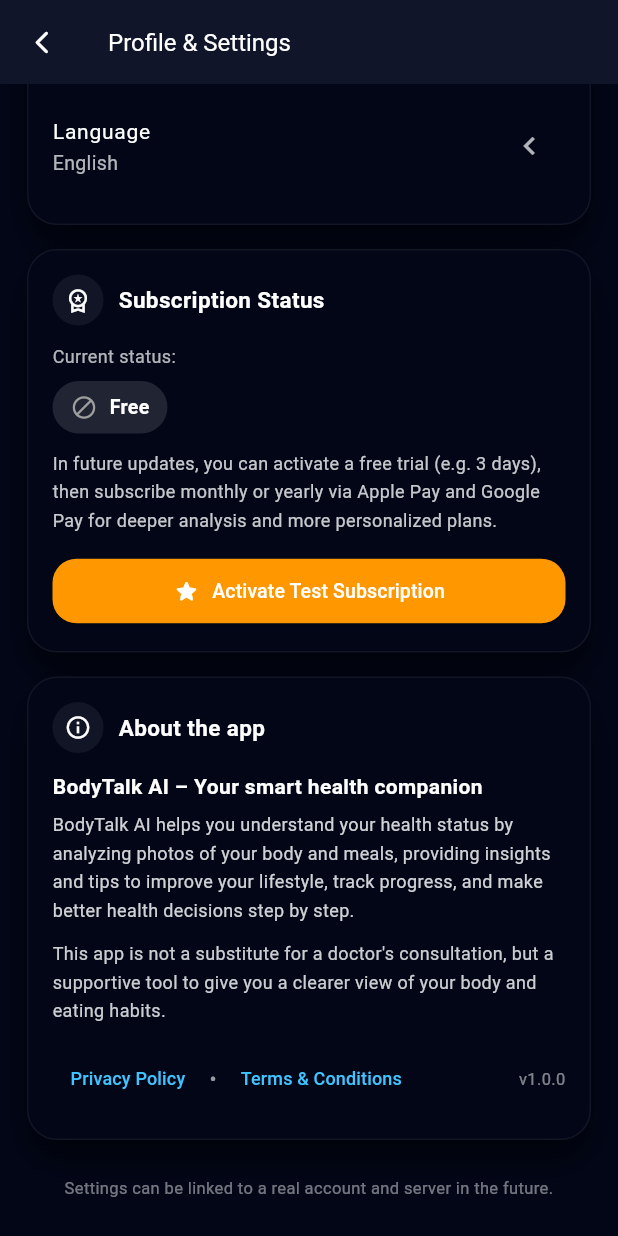
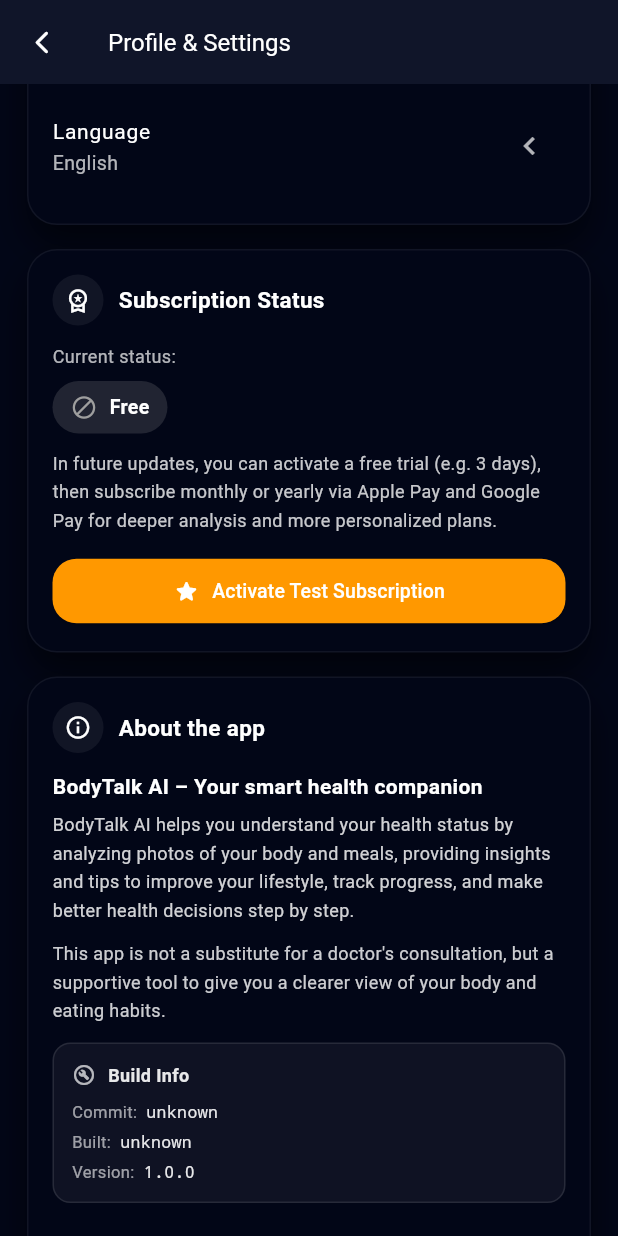
Before and after one commit to abbasmohamed999/bodytalk_server, a Flutter app: the ProfilePage screen opened directly, scrolled down 1307 dp, on a phone screen of 412 x 824 dp. Run offline on Flutter 3.47's test engine with Material 3 defaults, Android fonts, the phone set to English and light mode, and no system bars; drawn by our look-alikes of flutter_animate; our stand-ins replace flutter_secure_storage, google_fonts, google_sign_in, image_picker, local_auth, shared_preferences and 1 more; missing offline and left inert: google_mlkit_pose_detection; accounts and stored records are empty; network calls fail; Roboto replaces fonts that are missing (Tajawal).

Commit message:
Add Build Info section with git commit, build time, app version

```diff
--- /dev/null
+++ b/lib/build_info.dart
@@ -0,0 +1,15 @@
+// lib/build_info.dart
+// This file is auto-generated before each build. DO NOT EDIT manually.
+
+class BuildInfo {
+  static const String gitCommit = String.fromEnvironment('GIT_COMMIT', defaultValue: 'unknown');
+  static const String buildTime = String.fromEnvironment('BUILD_TIME', defaultValue: 'unknown');
+  static const String appVersion = String.fromEnvironment('APP_VERSION', defaultValue: '1.0.0');
+
+  /// Get formatted build info string
+  static String get summary => '''
+Commit: $gitCommit
+Built: $buildTime
+Version: $appVersion
+''';
+}
--- a/lib/pages/profile_page.dart
+++ b/lib/pages/profile_page.dart
@@ -7,6 +7,7 @@
 import 'package:bodytalk_app/services/api_service.dart';
 import 'package:bodytalk_app/services/face_auth_service.dart';
 import 'package:bodytalk_app/main.dart';
+import 'package:bodytalk_app/build_info.dart';
 
 class ProfilePage extends StatefulWidget {
   static const routeName = '/profile';
@@ -813,6 +814,32 @@
           child,
         ],
       ),
+    );
+  }
+
+  Widget _buildInfoRow(String label, String value) {
+    return Row(
+      children: [
+        Text(
+          label,
+          style: TextStyle(
+            color: Colors.white.withValues(alpha: 0.6),
+            fontSize: 11,
+          ),
+        ),
+        const SizedBox(width: 6),
+        Expanded(
+          child: Text(
+            value,
+            style: TextStyle(
+              color: Colors.white.withValues(alpha: 0.9),
+              fontSize: 11,
+              fontFamily: 'monospace',
+            ),
+            overflow: TextOverflow.ellipsis,
+          ),
+        ),
+      ],
     );
   }
 
@@ -1735,6 +1762,62 @@
                         ),
                       ),
                       const SizedBox(height: 12),
+                      // Build Info Section
+                      Container(
+                        padding: const EdgeInsets.all(12),
+                        decoration: BoxDecoration(
+                          color: Colors.white.withValues(alpha: 0.05),
+                          borderRadius: BorderRadius.circular(12),
+                          border: Border.all(
+                            color: Colors.white.withValues(alpha: 0.1),
+                          ),
+                        ),
+                        child: Column(
+                          crossAxisAlignment: CrossAxisAlignment.start,
+                          children: [
+                            Row(
+                              children: [
+                                Icon(
+                                  Icons.build_circle_outlined,
+                                  color: Colors.white.withValues(alpha: 0.7),
+                                  size: 16,
+                                ),
+                                const SizedBox(width: 8),
+                                Text(
+                                  BodyTalkApp.tr(context,
+                                      en: 'Build Info',
+                                      fr: 'Info de build',
+                                      ar: 'معلومات البناء'),
+                                  style: TextStyle(
+                                    color: Colors.white.withValues(alpha: 0.9),
+                                    fontSize: 12,
+                                    fontWeight: FontWeight.w600,
+                                  ),
+                                ),
+                              ],
+                            ),
+                            const SizedBox(height: 8),
+                            _buildInfoRow(
+                              BodyTalkApp.tr(context,
+                                  en: 'Commit:', fr: 'Commit:', ar: 'الكوميت:'),
+                              BuildInfo.gitCommit,
+                            ),
+                            const SizedBox(height: 4),
+                            _buildInfoRow(
+                              BodyTalkApp.tr(context,
+                                  en: 'Built:', fr: 'Construit:', ar: 'تاريخ البناء:'),
+                              BuildInfo.buildTime,
+                            ),
+                            const SizedBox(height: 4),
+                            _buildInfoRow(
+                              BodyTalkApp.tr(context,
+                                  en: 'Version:', fr: 'Version:', ar: 'الإصدار:'),
+                              BuildInfo.appVersion,
+                            ),
+                          ],
+                        ),
+                      ),
+                      const SizedBox(height: 12),
                       Row(
                         children: [
                           TextButton(
@@ -1781,7 +1864,7 @@
                           ),
                           const Spacer(),
                           Text(
-                            'v1.0.0',
+                            'v${BuildInfo.appVersion}',
                             style: TextStyle(
                               color: Colors.white.withValues(alpha: 0.5),
                               fontSize: 11,
```
